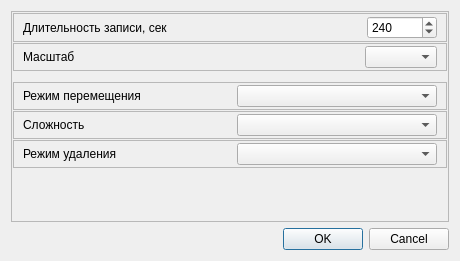
grigp/a-analyser, file metodics/trenagers/tetris/trentetrisparamsdialog.ui: the form before one commit.
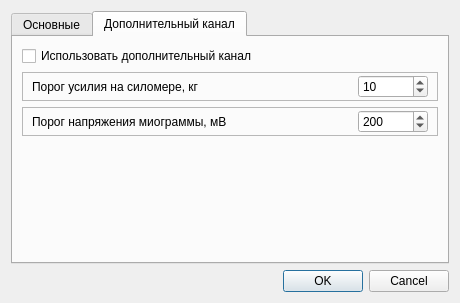
The form after the commit. The open tabs and pages were chosen to show the change.

The edit to the form file:
```diff
--- a/metodics/trenagers/tetris/trentetrisparamsdialog.ui
+++ b/metodics/trenagers/tetris/trentetrisparamsdialog.ui
@@ -7,7 +7,7 @@
     <x>0</x>
     <y>0</y>
     <width>460</width>
-    <height>261</height>
+    <height>303</height>
    </rect>
   </property>
   <property name="windowTitle">
@@ -15,29 +15,15 @@
   </property>
   <layout class="QVBoxLayout" name="verticalLayout">
    <item>
-    <widget class="QFrame" name="frame">
-     <property name="frameShape">
-      <enum>QFrame::StyledPanel</enum>
+    <widget class="QTabWidget" name="tabWidget">
+     <property name="currentIndex">
+      <number>0</number>
      </property>
-     <property name="frameShadow">
-      <enum>QFrame::Raised</enum>
-     </property>
+     <widget class="QWidget" name="tabMain">
+      <attribute name="title">
+       <string>Основные</string>
+      </attribute>
      <layout class="QVBoxLayout" name="verticalLayout_2">
-      <property name="spacing">
-       <number>1</number>
-      </property>
-      <property name="leftMargin">
-       <number>1</number>
-      </property>
-      <property name="topMargin">
-       <number>1</number>
-      </property>
-      <property name="rightMargin">
-       <number>1</number>
-      </property>
-      <property name="bottomMargin">
-       <number>1</number>
-      </property>
       <item>
        <widget class="QFrame" name="frGameTime">
         <property name="frameShape">
@@ -146,70 +132,6 @@
         </layout>
        </widget>
       </item>
-      <item>
-       <spacer name="verticalSpacer_2">
-        <property name="orientation">
-         <enum>Qt::Vertical</enum>
-        </property>
-        <property name="sizeType">
-         <enum>QSizePolicy::Fixed</enum>
-        </property>
-        <property name="sizeHint" stdset="0">
-         <size>
-          <width>20</width>
-          <height>10</height>
-         </size>
-        </property>
-       </spacer>
-      </item>
-      <item>
-       <widget class="QFrame" name="frMovingMode">
-        <property name="frameShape">
-         <enum>QFrame::StyledPanel</enum>
-        </property>
-        <property name="frameShadow">
-         <enum>QFrame::Raised</enum>
-        </property>
-        <layout class="QHBoxLayout" name="horizontalLayout_8">
-         <property name="topMargin">
-          <number>2</number>
-         </property>
-         <property name="bottomMargin">
-          <number>2</number>
-         </property>
-         <item>
-          <widget class="QLabel" name="lblScale_2">
-           <property name="text">
-            <string>Режим перемещения</string>
-           </property>
-          </widget>
-         </item>
-         <item>
-          <spacer name="horizontalSpacer_8">
-           <property name="orientation">
-            <enum>Qt::Horizontal</enum>
-           </property>
-           <property name="sizeHint" stdset="0">
-            <size>
-             <width>40</width>
-             <height>20</height>
-            </size>
-           </property>
-          </spacer>
-         </item>
-         <item>
-          <widget class="QComboBox" name="cbMovingMode">
-           <property name="minimumSize">
-            <size>
-             <width>200</width>
-             <height>0</height>
-            </size>
-           </property>
-          </widget>
-         </item>
-        </layout>
-       </widget>
-      </item>
       <item>
        <widget class="QFrame" name="frComplexityMode">
         <property name="frameShape">
@@ -307,6 +229,156 @@
        </widget>
       </item>
       <item>
+        <spacer name="verticalSpacer_2">
+         <property name="orientation">
+          <enum>Qt::Vertical</enum>
+         </property>
+         <property name="sizeType">
+          <enum>QSizePolicy::Expanding</enum>
+         </property>
+         <property name="sizeHint" stdset="0">
+          <size>
+           <width>20</width>
+           <height>31</height>
+          </size>
+         </property>
+        </spacer>
+       </item>
+      </layout>
+     </widget>
+     <widget class="QWidget" name="tabPhisioChan">
+      <attribute name="title">
+       <string>Дополнительный канал</string>
+      </attribute>
+      <layout class="QVBoxLayout" name="verticalLayout_3">
+       <item>
+        <widget class="QCheckBox" name="cbUseAdvancedChannel">
+         <property name="text">
+          <string>Использовать дополнительный канал</string>
+         </property>
+        </widget>
+       </item>
+       <item>
+        <widget class="QFrame" name="frForce">
+         <property name="frameShape">
+          <enum>QFrame::StyledPanel</enum>
+         </property>
+         <property name="frameShadow">
+          <enum>QFrame::Raised</enum>
+         </property>
+         <layout class="QHBoxLayout" name="horizontalLayout_11">
+          <property name="topMargin">
+           <number>2</number>
+          </property>
+          <property name="bottomMargin">
+           <number>2</number>
+          </property>
+          <item>
+           <widget class="QLabel" name="lblForce">
+            <property name="text">
+             <string>Порог усилия на силомере, кг</string>
+            </property>
+           </widget>
+          </item>
+          <item>
+           <spacer name="horizontalSpacer_11">
+            <property name="orientation">
+             <enum>Qt::Horizontal</enum>
+            </property>
+            <property name="sizeHint" stdset="0">
+             <size>
+              <width>40</width>
+              <height>20</height>
+             </size>
+            </property>
+           </spacer>
+          </item>
+          <item>
+           <widget class="QSpinBox" name="edForce">
+            <property name="minimumSize">
+             <size>
+              <width>70</width>
+              <height>0</height>
+             </size>
+            </property>
+            <property name="minimum">
+             <number>1</number>
+            </property>
+            <property name="maximum">
+             <number>100</number>
+            </property>
+            <property name="singleStep">
+             <number>5</number>
+            </property>
+            <property name="value">
+             <number>10</number>
+            </property>
+           </widget>
+          </item>
+         </layout>
+        </widget>
+       </item>
+       <item>
+        <widget class="QFrame" name="frMyogram">
+         <property name="frameShape">
+          <enum>QFrame::StyledPanel</enum>
+         </property>
+         <property name="frameShadow">
+          <enum>QFrame::Raised</enum>
+         </property>
+         <layout class="QHBoxLayout" name="horizontalLayout_12">
+          <property name="topMargin">
+           <number>2</number>
+          </property>
+          <property name="bottomMargin">
+           <number>2</number>
+          </property>
+          <item>
+           <widget class="QLabel" name="lblMyogram">
+            <property name="text">
+             <string>Порог напряжения миограммы, мВ</string>
+            </property>
+           </widget>
+          </item>
+          <item>
+           <spacer name="horizontalSpacer_12">
+            <property name="orientation">
+             <enum>Qt::Horizontal</enum>
+            </property>
+            <property name="sizeHint" stdset="0">
+             <size>
+              <width>40</width>
+              <height>20</height>
+             </size>
+            </property>
+           </spacer>
+          </item>
+          <item>
+           <widget class="QSpinBox" name="edMyogram">
+            <property name="minimumSize">
+             <size>
+              <width>70</width>
+              <height>0</height>
+             </size>
+            </property>
+            <property name="minimum">
+             <number>50</number>
+            </property>
+            <property name="maximum">
+             <number>1500</number>
+            </property>
+            <property name="singleStep">
+             <number>50</number>
+            </property>
+            <property name="value">
+             <number>200</number>
+            </property>
+           </widget>
+          </item>
+         </layout>
+        </widget>
+       </item>
+       <item>
        <spacer name="verticalSpacer">
         <property name="orientation">
          <enum>Qt::Vertical</enum>
@@ -321,6 +393,7 @@
       </item>
      </layout>
     </widget>
+    </widget>
    </item>
    <item>
     <widget class="QDialogButtonBox" name="buttonBox">
```
Left out of the diff: 75 changed lines with no effect on the pictures. Lines whose indentation alone changed are shown as unchanged.
